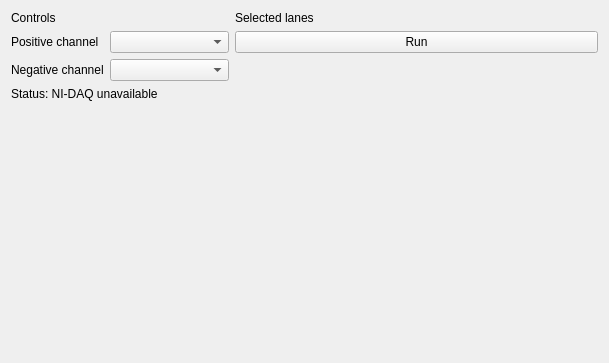
The window that app/window/protocol_window.ui (teuncm/wormenpracticum) describes before a commit, drawn with Qt 5.
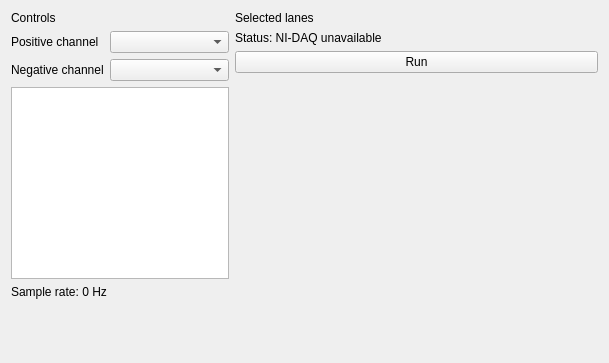
The same window after the commit.

Diff of the .ui file:
```diff
--- a/app/window/protocol_window.ui
+++ b/app/window/protocol_window.ui
@@ -48,12 +48,23 @@
       </layout>
      </item>
      <item>
-      <widget class="QLabel" name="nidaqStatusLabel">
-       <property name="text">
-        <string>Status: NI-DAQ unavailable</string>
+      <widget class="QTextEdit" name="textEdit">
+       <property name="html">
+        <string>&lt;!DOCTYPE HTML PUBLIC &quot;-//W3C//DTD HTML 4.0//EN&quot; &quot;http://www.w3.org/TR/REC-html40/strict.dtd&quot;&gt;
+&lt;html&gt;&lt;head&gt;&lt;meta name=&quot;qrichtext&quot; content=&quot;1&quot; /&gt;&lt;meta charset=&quot;utf-8&quot; /&gt;&lt;style type=&quot;text/css&quot;&gt;
+p, li { white-space: pre-wrap; }
+hr { height: 1px; border-width: 0; }
+li.unchecked::marker { content: &quot;\2610&quot;; }
+li.checked::marker { content: &quot;\2612&quot;; }
+&lt;/style&gt;&lt;/head&gt;&lt;body style=&quot; font-family:'Segoe UI'; font-size:9pt; font-weight:400; font-style:normal;&quot;&gt;
+&lt;p style=&quot;-qt-paragraph-type:empty; margin-top:0px; margin-bottom:0px; margin-left:0px; margin-right:0px; -qt-block-indent:0; text-indent:0px;&quot;&gt;&lt;br /&gt;&lt;/p&gt;&lt;/body&gt;&lt;/html&gt;</string>
        </property>
-       <property name="wordWrap">
-        <bool>true</bool>
+      </widget>
+     </item>
+     <item>
+      <widget class="QLabel" name="label">
+       <property name="text">
+        <string>Sample rate: 0 Hz</string>
        </property>
       </widget>
      </item>
@@ -81,6 +92,16 @@
        </property>
       </widget>
      </item>
+     <item>
+      <widget class="QLabel" name="nidaqStatusLabel">
+       <property name="text">
+        <string>Status: NI-DAQ unavailable</string>
+       </property>
+       <property name="wordWrap">
+        <bool>true</bool>
+       </property>
+      </widget>
+     </item>
      <item>
       <widget class="QPushButton" name="pushButton">
        <property name="text">
```
